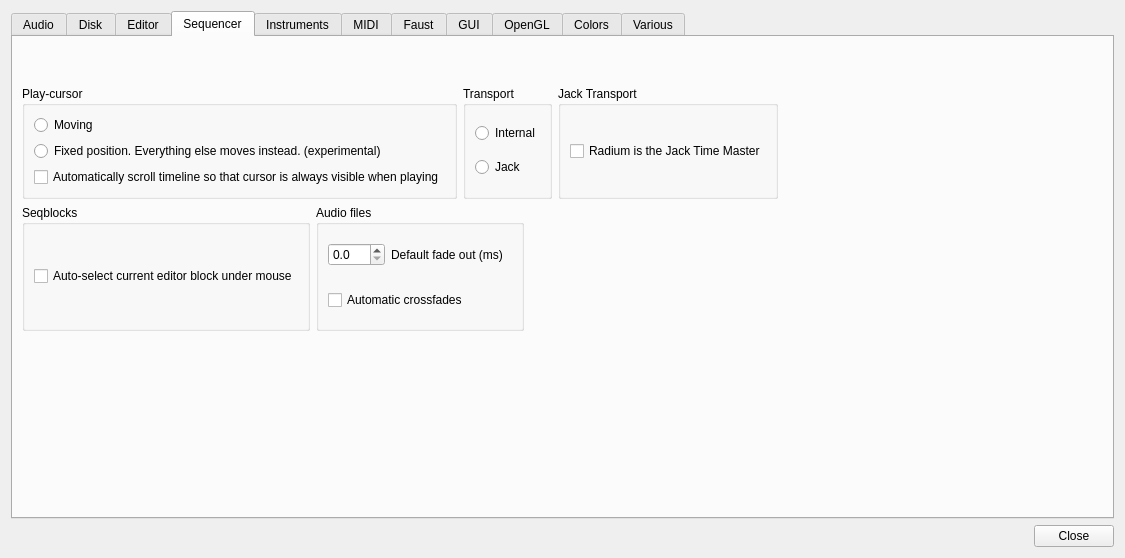
Before: the Qt Designer form Qt/qt4_preferences.ui in kmatheussen/radium, drawn with Qt 5.
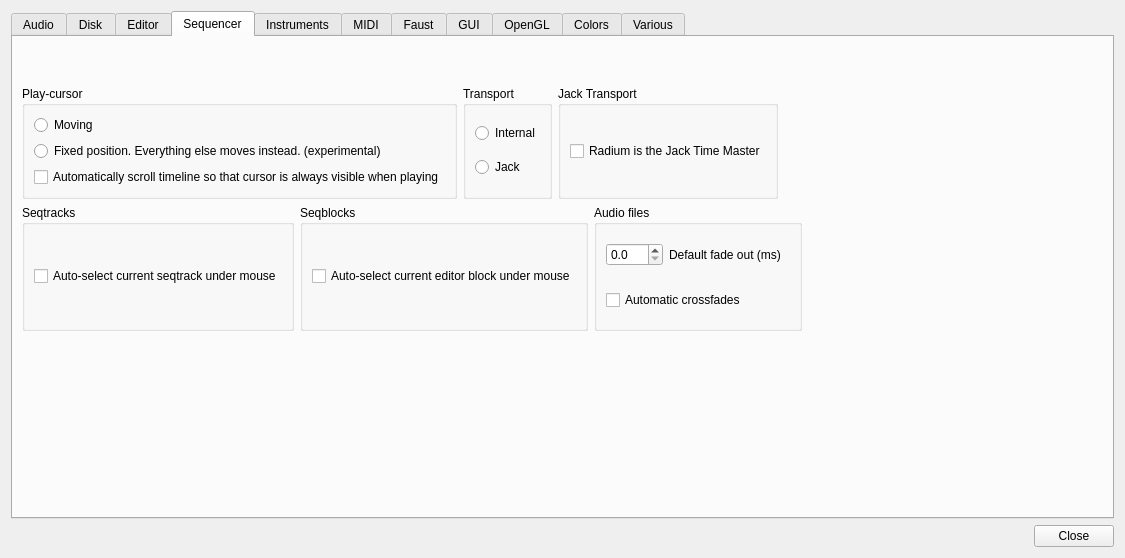
After: the same form once the commit is applied.

Commit message: Sequencer: New option preferences to select whether to autoselect seqtrack currently under the mouse pointer. In addition, turn this option OFF by default (before this behavior was ON). API: autoselectSeqtrackUnderMouse, setAutoselectSeqtrackUnderMouse

What changed in the file:
```diff
--- a/Qt/qt4_preferences.ui
+++ b/Qt/qt4_preferences.ui
@@ -3208,6 +3208,22 @@
        </item>
        <item>
         <layout class="QHBoxLayout" name="horizontalLayout_5">
+         <item>
+          <widget class="QGroupBox" name="groupBox_23">
+           <property name="title">
+            <string>Seqtracks</string>
+           </property>
+           <layout class="QVBoxLayout" name="verticalLayout_29">
+            <item>
+             <widget class="QCheckBox" name="autoselect_seqtrack_under_mouse">
+              <property name="text">
+               <string>Auto-select current seqtrack under mouse</string>
+              </property>
+             </widget>
+            </item>
+           </layout>
+          </widget>
+         </item>
          <item>
           <widget class="QGroupBox" name="groupBox_22">
            <property name="title">
```
The commit also changes 6 other files.
